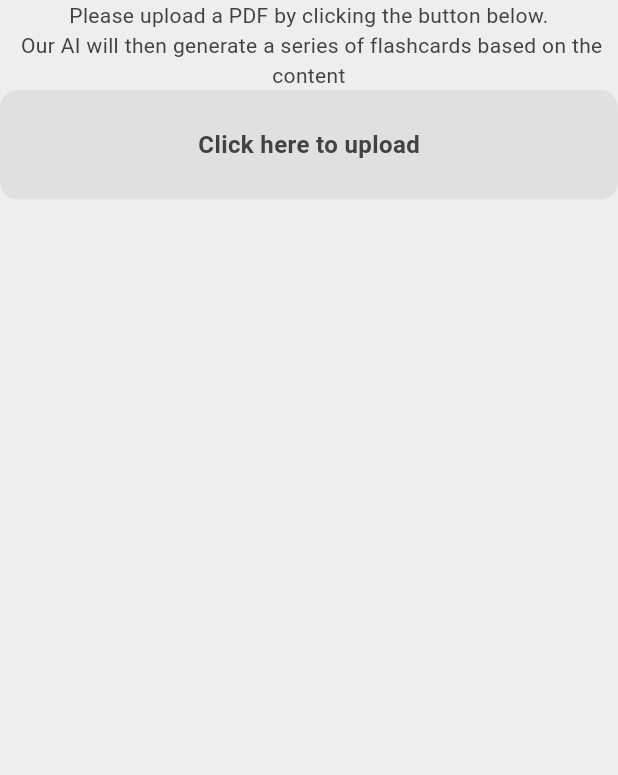
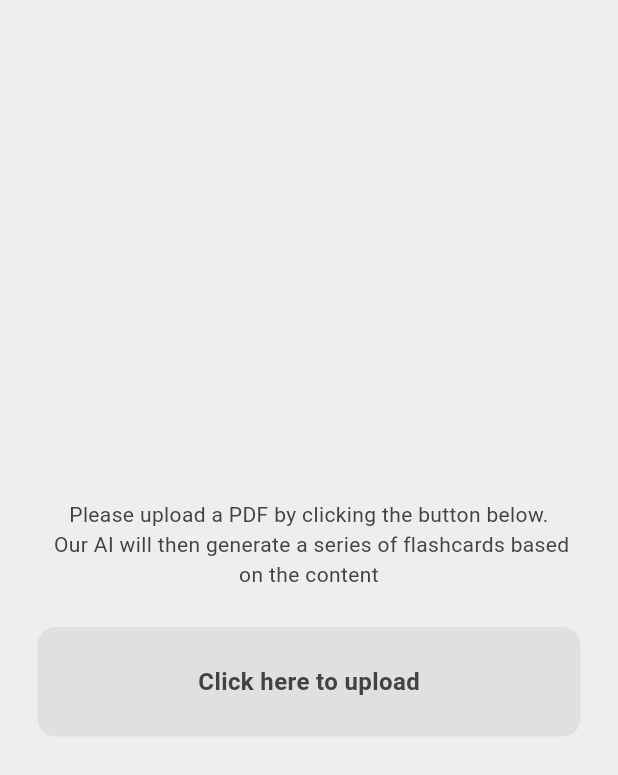
Before and after one commit to DevAidanH/flashsmith, a Flutter app: the screen it shows once a user with an empty profile is signed in, after a tap on "Generate Cards", on a phone screen of 412 x 824 dp. Shown: the top 775 px of the screen. Run offline on Flutter 3.47's test engine with Material 3 defaults, Android fonts, the light colour scheme and no system bars; our stand-ins replace cloud_firestore, file_picker, firebase_auth, firebase_core, flutter_dotenv; missing offline and left inert: read_pdf_text; accounts and stored records are empty; network calls fail.

Commit message:
generated flashcards saving to fs

```diff
--- a/lib/helper/generateFlashCard.dart
+++ b/lib/helper/generateFlashCard.dart
@@ -6,7 +6,7 @@ import 'package:flutter_dotenv/flutter_dotenv.dart';
 import 'package:http/http.dart' as http;
 import 'package:read_pdf_text/read_pdf_text.dart';
 
-Future<Object> generateFlashCards() async {
+Future<List> generateFlashCards() async {
     final apiKey = dotenv.env["API_KEY"];
     String text = "";
     List<List<String>> flashcards = [];
@@ -17,7 +17,7 @@ Future<Object> generateFlashCards() async {
       try {
         text = await ReadPdfText.getPDFtext(file.path);
       } on PlatformException {
-        return('Failed to get PDF text.');
+        throw('Failed to get PDF text.');
       }
     }
 
@@ -60,6 +60,6 @@ Future<Object> generateFlashCards() async {
       return flashcards;
     }
     else {
-      return('Request failed with status: ${flashcardsResponse.statusCode}');
+      throw('Request failed with status: ${flashcardsResponse.statusCode}');
     }
 }
--- a/lib/pages/generateflow.dart
+++ b/lib/pages/generateflow.dart
@@ -2,22 +2,37 @@ import 'package:flashsmith/components/buttons.dart';
 import 'package:flashsmith/helper/generateFlashCard.dart';
 import 'package:flashsmith/pages/homepage.dart';
 import 'package:flutter/material.dart';
+import 'package:flashsmith/services/firestore.dart';
 
+
+// ignore: must_be_immutable
 class Generateflow extends StatefulWidget {
-  const Generateflow({super.key});
+  String uid;
+  Generateflow({required this.uid, super.key});
+
 
   @override
   State<Generateflow> createState() => _GenerateflowState();
 }
 
 class _GenerateflowState extends State<Generateflow> {
-  PageController _pageController = PageController();
+  final FirestoreService firestoreService = FirestoreService();
+  final PageController _pageController = PageController();
+  List flashcards = [];
 
+  //Generate flashcards
   Future<void> callGenrateScriptandChangePage() async {
     _pageController.jumpToPage(1);
-    final flashcards = await generateFlashCards();
-    print(flashcards);
+    flashcards = await generateFlashCards();
     _pageController.jumpToPage(2);
+  }
+
+  //Save cards to Firebase.
+  void saveFlashcards(String uid){
+    for(int i = 0; i < flashcards.length; i++){
+      firestoreService.addGeneratedCard(uid, flashcards[i]);
+    }
+    print("saved");
   }
 
   @override
@@ -25,22 +40,29 @@ class _GenerateflowState extends State<Generateflow> {
     return Scaffold(
       body: PageView(
         controller: _pageController,
-        //physics: NeverScrollableScrollPhysics(),
+        physics: NeverScrollableScrollPhysics(),
         children: [
+          //Page 0 - Displayed when user navigates to the page
           Container(
-            child: Column(
-              children: [
-                Text("Please upload a PDF by clicking the button below. \n Our AI will then generate a series of flashcards based on the content", textAlign: TextAlign.center),
-                Buttons(text: "Click here to upload", onTap: callGenrateScriptandChangePage)
-              ],
+            child: Padding(
+              padding: const EdgeInsets.all(25.0),
+              child: Column(
+                mainAxisAlignment: MainAxisAlignment.center,
+                children: [
+                  Text("Please upload a PDF by clicking the button below. \n Our AI will then generate a series of flashcards based on the content", textAlign: TextAlign.center),
+                  const SizedBox(height: 25),
+                  Buttons(text: "Click here to upload", onTap: callGenrateScriptandChangePage)
+                ],
+              ),
             ),
           ),
+          //Page 1 - Displayed when loading the flashcards
           Container(
-            color: Colors.red,
             child: Center(
-              child: Text("Loading...")
+              child: CircularProgressIndicator()
             ),
           ),
+          //Page 2 - Displayed once flashcards are created
           Container(
             child: Padding(
               padding: const EdgeInsets.all(25.0),
@@ -49,7 +71,7 @@ class _GenerateflowState extends State<Generateflow> {
                 children: [
                   Text("Your new flashcards have been generated"),
                   const SizedBox(height: 25),
-                  Buttons(text: "Save flashcards", onTap: (){}),
+                  Buttons(text: "Save flashcards", onTap: () => saveFlashcards(widget.uid)),
                   const SizedBox(height: 25),
                   Buttons(text: "Save and review the flashcards", onTap: (){}),
                   const SizedBox(height: 25),
--- a/lib/pages/homepage.dart
+++ b/lib/pages/homepage.dart
@@ -20,6 +20,8 @@ class _HomepageState extends State<Homepage> {
 
   //Get current logged in user
   User? currentUser = FirebaseAuth.instance.currentUser;
+
+  String uid = FirebaseAuth.instance.currentUser!.uid;
 
   Future<DocumentSnapshot<Map<String, dynamic>>> getUserDetails() async {
     return await FirebaseFirestore.instance.collection("Users").doc(currentUser!.uid).get();
@@ -56,7 +58,7 @@ class _HomepageState extends State<Homepage> {
   }
 
   void goToGen(){
-    Navigator.push(context, MaterialPageRoute(builder: (context) => Generateflow()));
+    Navigator.push(context, MaterialPageRoute(builder: (context) => Generateflow(uid: uid,)));
   }
 
   @override
@@ -64,6 +66,7 @@ class _HomepageState extends State<Homepage> {
     return Scaffold(
       appBar: AppBar(
         title: Text("Welcome"),
+        automaticallyImplyLeading: false,
         actions: [
           IconButton(onPressed: () => logout(), icon: Icon(Icons.logout))
         ],
--- a/lib/pages/signup.dart
+++ b/lib/pages/signup.dart
@@ -39,7 +39,7 @@ class _SignupState extends State<Signup> {
       try{
         UserCredential? userCredential = await FirebaseAuth.instance.createUserWithEmailAndPassword(email: emailController.text, password: passwordController.text);
         //Add new user to database
-        createUserDocument(userCredential);
+        await createUserDocument(userCredential);
         if(context.mounted)Navigator.pop(context);
 
       }on FirebaseAuthException catch (e){
```
Also changed, not shown: lib/services/firestore.dart (+18 -3 lines).
